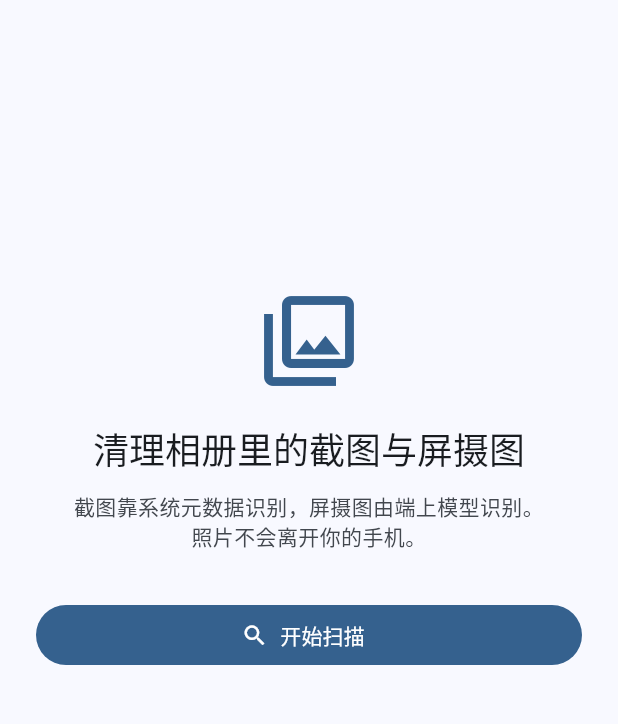
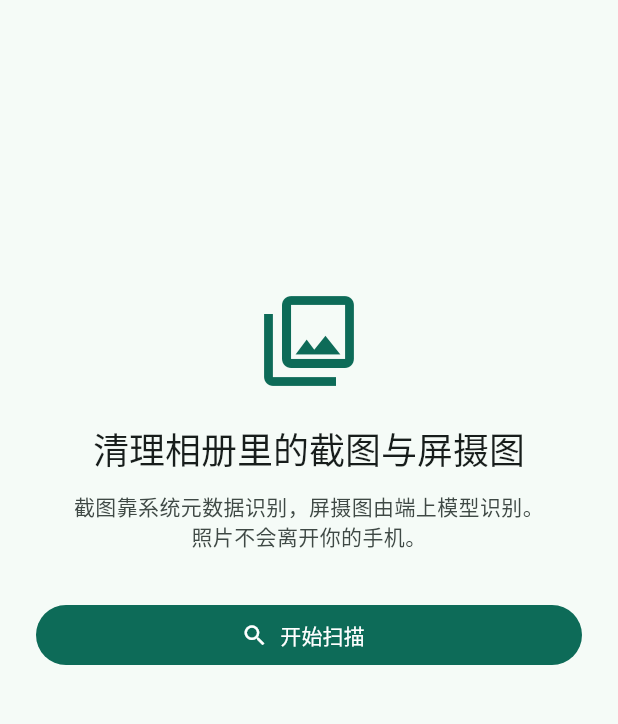
Before and after one commit to zql70/shotwipe, a Flutter app: the screen it shows after launch, on a phone screen of 412 x 824 dp, the part 65-789 px from its top. Run offline on Flutter 3.47's test engine with Material 3 defaults, Android fonts, the phone set to English and light mode, and no system bars; our stand-ins replace drift, drift_flutter; missing offline and left inert: photo_manager, tflite_flutter; accounts and stored records are empty; generated files the repository leaves out were written again.

Commit message:
Mint theme trial, mint selection badge, confirm-on-right preview dialog
- Theme now seeded from brand mint #8BFFE0 (light + dark); selection badge
  is a mint circle with deep-blue check instead of a white check_circle
- Preview dialog drops the 'select for cleanup' option and the bottom
  full-width confirm: row is now keep (left) / not-this (center, both
  highlight on tap with description) / confirm (right, filled, disabled
  until a choice is picked); adding to cleanup stays a plain tap on the
  grid tile
- Verified on Xiaomi 15: mint scheme across app bar/tabs/buttons, mint
  badge on selected tile, dialog row layout with disabled right confirm

```diff
--- a/app/lib/main.dart
+++ b/app/lib/main.dart
@@ -31,19 +31,17 @@ class ShotWipeApp extends StatelessWidget {
   Widget build(BuildContext context) {
     return MaterialApp(
       title: 'ShotWipe',
-      // 品牌色（与 App 图标一致）：主色深海蓝 #10263C，
-      // 点缀薄荷绿——浅色模式用加深版保证对比度，深色模式用原色 #8BFFE0。
+      // 品牌色试验中：以薄荷绿 #8BFFE0 为种子生成整套配色；
+      // 选中角标等处仍直接使用 #8BFFE0 / #10263C 品牌常量。
       theme: ThemeData(
-        colorScheme: ColorScheme.fromSeed(
-          seedColor: const Color(0xFF10263C),
-        ).copyWith(tertiary: const Color(0xFF0FA98A)),
+        colorScheme: ColorScheme.fromSeed(seedColor: const Color(0xFF8BFFE0)),
         useMaterial3: true,
       ),
       darkTheme: ThemeData(
         colorScheme: ColorScheme.fromSeed(
-          seedColor: const Color(0xFF10263C),
+          seedColor: const Color(0xFF8BFFE0),
           brightness: Brightness.dark,
-        ).copyWith(tertiary: const Color(0xFF8BFFE0)),
+        ),
         useMaterial3: true,
       ),
       home: HomePage(db: db, repo: repo, scanner: scanner),
```
Also changed, not shown: app/lib/ui/results_page.dart (+18 -27 lines), 1 other file.
